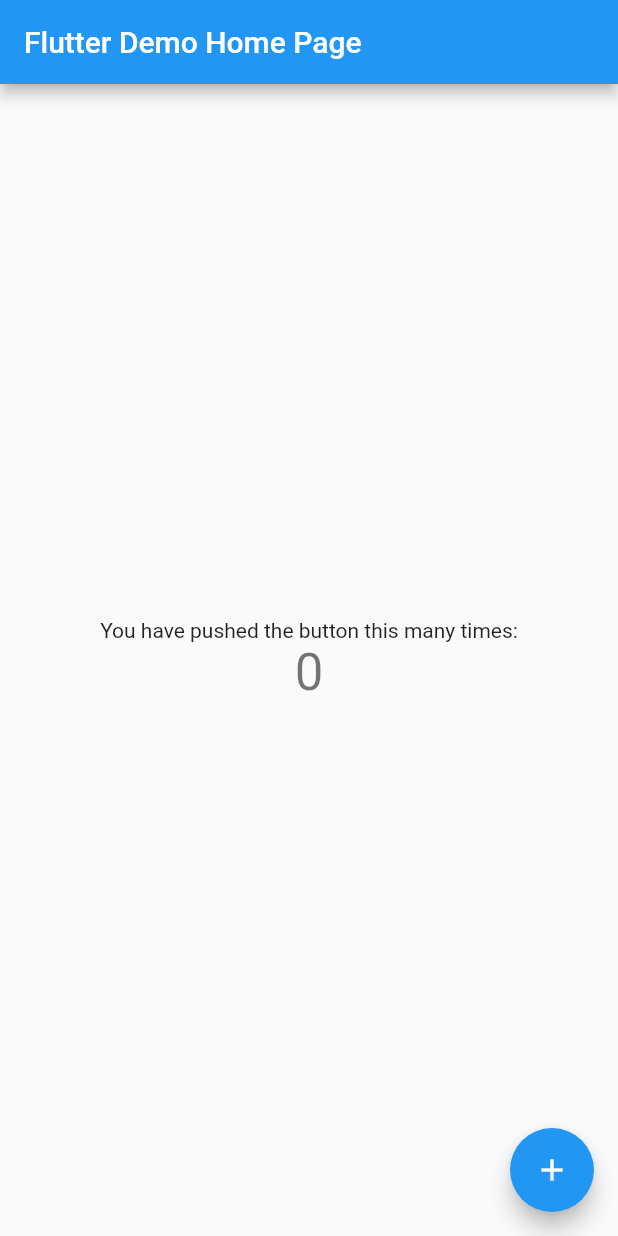
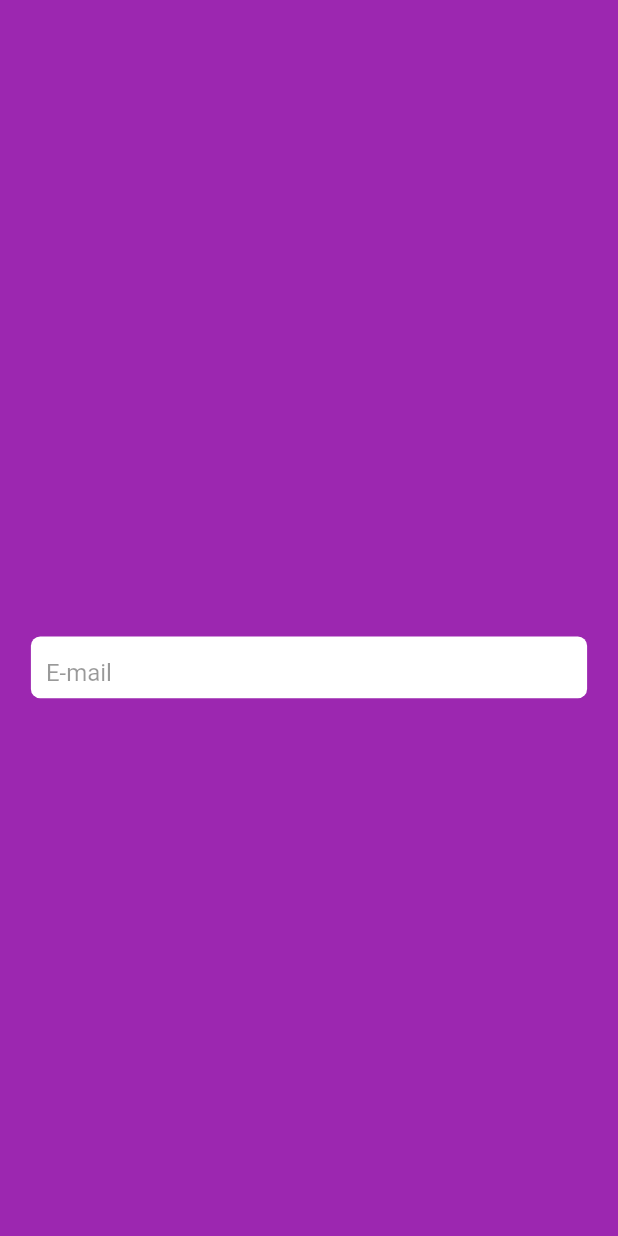
Before and after one commit to h80r-uft/PS-ps_i1, a Flutter app: the screen it shows after launch, on a phone screen of 412 x 824 dp. Run offline on Flutter 3.47's test engine with Material 2 defaults, Android fonts, the phone set to English and light mode, and no system bars.

Commit message:
#feature/text_input | campo de texto \n\n - Widget TextField created but the ThemeData is not apply

```diff
--- a/lib/main.dart
+++ b/lib/main.dart
@@ -1,4 +1,6 @@
 import 'package:flutter/material.dart';
+
+import 'view/widgets/text_input.dart';
 
 void main() {
   runApp(const MyApp());
@@ -24,92 +26,26 @@
         // is not restarted.
         primarySwatch: Colors.blue,
       ),
-      home: const MyHomePage(title: 'Flutter Demo Home Page'),
+      home: Home(),
     );
   }
 }
 
-class MyHomePage extends StatefulWidget {
-  const MyHomePage({Key? key, required this.title}) : super(key: key);
-
-  // This widget is the home page of your application. It is stateful, meaning
-  // that it has a State object (defined below) that contains fields that affect
-  // how it looks.
-
-  // This class is the configuration for the state. It holds the values (in this
-  // case the title) provided by the parent (in this case the App widget) and
-  // used by the build method of the State. Fields in a Widget subclass are
-  // always marked "final".
-
-  final String title;
-
-  @override
-  State<MyHomePage> createState() => _MyHomePageState();
-}
-
-class _MyHomePageState extends State<MyHomePage> {
-  int _counter = 0;
-
-  void _incrementCounter() {
-    setState(() {
-      // This call to setState tells the Flutter framework that something has
-      // changed in this State, which causes it to rerun the build method below
-      // so that the display can reflect the updated values. If we changed
-      // _counter without calling setState(), then the build method would not be
-      // called again, and so nothing would appear to happen.
-      _counter++;
-    });
-  }
-
+class Home extends StatelessWidget {
+  final TextEditingController textController = TextEditingController();
   @override
   Widget build(BuildContext context) {
-    // This method is rerun every time setState is called, for instance as done
-    // by the _incrementCounter method above.
-    //
-    // The Flutter framework has been optimized to make rerunning build methods
-    // fast, so that you can just rebuild anything that needs updating rather
-    // than having to individually change instances of widgets.
+    // takes the dimensions of the device
+    Size size = MediaQuery.of(context).size;
     return Scaffold(
-      appBar: AppBar(
-        // Here we take the value from the MyHomePage object that was created by
-        // the App.build method, and use it to set our appbar title.
-        title: Text(widget.title),
-      ),
+      backgroundColor: Colors.purple,
       body: Center(
-        // Center is a layout widget. It takes a single child and positions it
-        // in the middle of the parent.
-        child: Column(
-          // Column is also a layout widget. It takes a list of children and
-          // arranges them vertically. By default, it sizes itself to fit its
-          // children horizontally, and tries to be as tall as its parent.
-          //
-          // Invoke "debug painting" (press "p" in the console, choose the
-          // "Toggle Debug Paint" action from the Flutter Inspector in Android
-          // Studio, or the "Toggle Debug Paint" command in Visual Studio Code)
-          // to see the wireframe for each widget.
-          //
-          // Column has various properties to control how it sizes itself and
-          // how it positions its children. Here we use mainAxisAlignment to
-          // center the children vertically; the main axis here is the vertical
-          // axis because Columns are vertical (the cross axis would be
-          // horizontal).
-          mainAxisAlignment: MainAxisAlignment.center,
-          children: <Widget>[
-            const Text(
-              'You have pushed the button this many times:',
-            ),
-            Text(
-              '$_counter',
-              style: Theme.of(context).textTheme.headline4,
-            ),
-          ],
+        child: TextInput(
+          size: size,
+          text: "E-mail",
+          controller: textController,
         ),
       ),
-      floatingActionButton: FloatingActionButton(
-        onPressed: _incrementCounter,
-        tooltip: 'Increment',
-        child: const Icon(Icons.add),
-      ), // This trailing comma makes auto-formatting nicer for build methods.
     );
   }
 }
--- /dev/null
+++ b/lib/view/widgets/text_input.dart
@@ -0,0 +1,36 @@
+// TextInput
+import 'package:flutter/material.dart';
+
+class TextInput extends StatelessWidget {
+  final TextEditingController controller;
+  final String text;
+  const TextInput({
+    Key? key,
+    required this.size,
+    required this.controller,
+    required this.text,
+  }) : super(key: key);
+
+  final Size size;
+
+  @override
+  Widget build(BuildContext context) {
+    return Container(
+      margin: EdgeInsets.only(top: size.height * 0.08),
+      width: size.width * 0.9,
+      height: size.height * 0.05,
+      decoration: BoxDecoration(
+          color: Colors.white,
+          borderRadius: BorderRadius.circular(size.width * 0.015)),
+      child: TextField(
+        controller: controller,
+        decoration: InputDecoration(
+          border: InputBorder.none,
+          hintText: text,
+          hintStyle: TextStyle(color: Colors.black.withOpacity(0.4)),
+          contentPadding: EdgeInsets.only(left: 10),
+        ),
+      ),
+    );
+  }
+}
```
